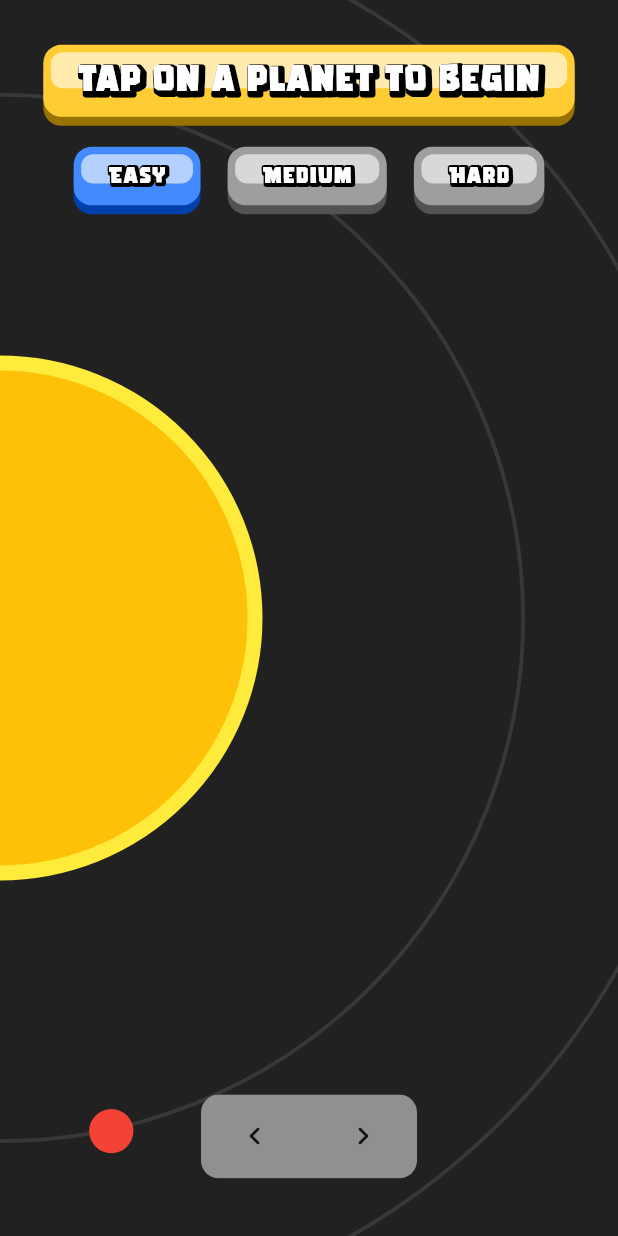
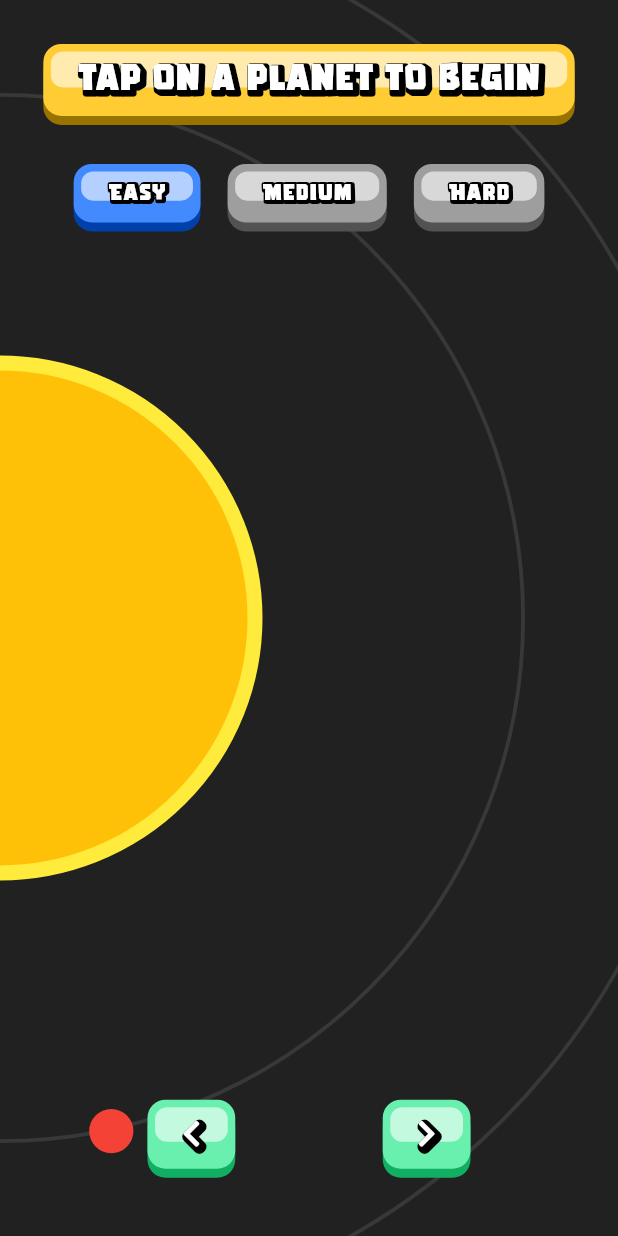
Before and after one commit to jyotirmoy-paul/planets, a Flutter app: the screen it shows after launch, on a phone screen of 412 x 824 dp. Run offline on Flutter 3.47's test engine with Material 2 defaults, Android fonts, the phone set to English and light mode, and no system bars; our stand-ins replace bloc, equatable, flutter_bloc, font_awesome_flutter, gap, rive.

Commit message:
adds stylized icons & improves UI

```diff
--- a/lib/dashboard/view/dashboard_page.dart
+++ b/lib/dashboard/view/dashboard_page.dart
@@ -82,19 +82,20 @@ class _DashboardViewState extends State<_DashboardView>
     }
 
     return Scaffold(
+      backgroundColor: Colors.grey[900],
       body: SafeArea(
-        child: Container(
-          color: Colors.grey[900],
-          width: size.width,
-          height: size.height,
+        child: SizedBox.fromSize(
+          size: size,
           child: Stack(
             children: [
               // solar system
               ResponsiveLayoutBuilder(
                 small: (_, Widget? child) => _DashboardPageSmall(child: child!),
-                medium: (_, Widget? child) => _DashboardPageMedium(child: child!),
+                medium: (_, Widget? child) =>
+                    _DashboardPageMedium(child: child!),
                 large: (_, Widget? child) => child!,
-                child: (_) => _DashboardPageLarge(state: state as DashboardReady),
+                child: (_) =>
+                    _DashboardPageLarge(state: state as DashboardReady),
               ),
 
               // header
@@ -199,8 +200,10 @@ class _ScrollableSolarSystemState extends State<_ScrollableSolarSystem> {
           controller: _controller,
           physics: const ClampingScrollPhysics(),
           scrollDirection: Axis.horizontal,
-          child:
-              SizedBox(width: AppBreakpoints.medium, child: widget.solarSystem),
+          child: SizedBox(
+            width: AppBreakpoints.medium,
+            child: widget.solarSystem,
+          ),
         ),
 
         // control buttons
--- a/lib/dashboard/widgets/header_widget.dart
+++ b/lib/dashboard/widgets/header_widget.dart
@@ -45,7 +45,7 @@ class HeaderWidget extends StatelessWidget {
           ),
 
           // gap
-          const Gap(20.0),
+          const Gap(32.0),
 
           // level selection
           BlocBuilder<LevelSelectionCubit, LevelSelectionState>(
--- a/lib/dashboard/widgets/scroll_buttons.dart
+++ b/lib/dashboard/widgets/scroll_buttons.dart
@@ -1,7 +1,8 @@
-import 'dart:ui';
-
 import 'package:flutter/material.dart';
-import 'package:gap/gap.dart';
+import 'package:font_awesome_flutter/font_awesome_flutter.dart';
+import 'package:planets/global/stylized_button.dart';
+import 'package:planets/global/stylized_container.dart';
+import 'package:planets/global/stylized_icon.dart';
 import '../../layout/utils/responsive_layout_builder.dart';
 
 class ScrollButtons extends StatelessWidget {
@@ -16,52 +17,51 @@ class ScrollButtons extends StatelessWidget {
 
   @override
   Widget build(BuildContext context) {
-    return ClipRRect(
-      borderRadius: BorderRadius.circular(12.0),
-      child: BackdropFilter(
-        filter: ImageFilter.blur(sigmaX: 12.0, sigmaY: 12.0),
-        child: Container(
-          padding: const EdgeInsets.symmetric(horizontal: 12.0, vertical: 4.0),
-          decoration: BoxDecoration(color: Colors.white.withOpacity(0.50)),
-          child: Row(
-            mainAxisSize: MainAxisSize.min,
+    return Row(
+      mainAxisAlignment: MainAxisAlignment.spaceEvenly,
       children: [
         // previous button
         ResponsiveLayoutBuilder(
-                small: (_, __) => IconButton(
-                  iconSize: 24.0,
+          small: (_, Widget? child) => child!,
+          medium: (_, Widget? child) => child!,
+          large: (_, __) => const SizedBox.shrink(),
+          child: (layoutSize) {
+            final isSmall = layoutSize == ResponsiveLayoutSize.small;
+
+            return StylizedButton(
               onPressed: onPrevious,
-                  icon: const Icon(Icons.chevron_left_rounded),
+              child: StylizedContainer(
+                color: Colors.greenAccent,
+                child: StylizedIcon(
+                  icon: FontAwesomeIcons.chevronLeft,
+                  size: isSmall ? 20.0 : 24.0,
                 ),
-                medium: (_, __) => IconButton(
-                  iconSize: 32.0,
-                  onPressed: onPrevious,
-                  icon: const Icon(Icons.chevron_left_rounded),
               ),
-                large: (_, __) => const SizedBox.shrink(),
+            );
+          },
         ),
-
-              // gap
-              const Gap(24.0),
 
         // next button
         ResponsiveLayoutBuilder(
-                small: (_, __) => IconButton(
-                  iconSize: 24.0,
+          small: (_, Widget? child) => child!,
+          medium: (_, Widget? child) => child!,
+          large: (_, __) => const SizedBox.shrink(),
+          child: (layoutSize) {
+            final isSmall = layoutSize == ResponsiveLayoutSize.small;
+
+            return StylizedButton(
               onPressed: onNext,
-                  icon: const Icon(Icons.chevron_right_rounded),
-                ),
-                medium: (_, __) => IconButton(
-                  iconSize: 32.0,
-                  onPressed: onNext,
-                  icon: const Icon(Icons.chevron_right_rounded),
-                ),
-                large: (_, __) => const SizedBox.shrink(),
-              ),
-            ],
-          ),
+              child: StylizedContainer(
+                color: Colors.greenAccent,
+                child: StylizedIcon(
+                  icon: FontAwesomeIcons.chevronRight,
+                  size: isSmall ? 20.0 : 24.0,
                 ),
               ),
             );
+          },
+        ),
+      ],
+    );
   }
 }
--- /dev/null
+++ b/lib/global/stylized_icon.dart
@@ -0,0 +1,34 @@
+import 'package:flutter/material.dart';
+import 'package:planets/global/stylized_text.dart';
+
+class StylizedIcon extends StatelessWidget {
+  final IconData icon;
+  final double size;
+  final double strokeWidth;
+  final double offset;
+
+  const StylizedIcon({
+    Key? key,
+    required this.icon,
+    this.size = 24.0,
+    this.strokeWidth = 6.0,
+    this.offset = 2.0,
+  }) : super(key: key);
+
+  @override
+  Widget build(BuildContext context) {
+    return StylizedText(
+      text: String.fromCharCode(icon.codePoint),
+      strokeWidth: strokeWidth,
+      offset: offset,
+      style: TextStyle(
+        inherit: false,
+        color: Colors.white,
+        fontSize: size,
+        fontWeight: FontWeight.bold,
+        fontFamily: icon.fontFamily,
+        package: icon.fontPackage,
+      ),
+    );
+  }
+}
--- a/lib/global/stylized_text.dart
+++ b/lib/global/stylized_text.dart
@@ -9,6 +9,7 @@ class StylizedText extends StatelessWidget {
   final double strokeWidth;
   final double fontSize;
   final double offset;
+  final TextStyle? style;
 
   const StylizedText({
     Key? key,
@@ -18,6 +19,7 @@ class StylizedText extends StatelessWidget {
     this.strokeWidth = 6.0,
     this.fontSize = 16.0,
     this.offset = 2.0,
+    this.style,
   }) : super(key: key);
 
   @override
@@ -28,11 +30,12 @@ class StylizedText extends StatelessWidget {
       strokeColor: strokeColor,
       child: Text(
         text,
-        style: TextStyle(
-          color: textColor,
-          fontSize: fontSize,
-          letterSpacing: 1.2,
-        ),
+        style: style ??
+            TextStyle(
+              color: textColor,
+              fontSize: fontSize,
+              letterSpacing: 1.2,
+            ),
       ),
     );
   }
--- a/lib/puzzle/view/puzzle_page.dart
+++ b/lib/puzzle/view/puzzle_page.dart
@@ -71,8 +71,11 @@ class _PuzzleView extends StatelessWidget {
 
                 // main body
                 SingleChildScrollView(
+                  physics: const BouncingScrollPhysics(),
                   child: ConstrainedBox(
-                    constraints: BoxConstraints(minHeight: constraints.maxHeight),
+                    constraints: BoxConstraints(
+                      minHeight: constraints.maxHeight,
+                    ),
                     child: Column(
                       crossAxisAlignment: CrossAxisAlignment.start,
                       children: const [
--- a/lib/puzzle/widgets/puzzle_header.dart
+++ b/lib/puzzle/widgets/puzzle_header.dart
@@ -1,10 +1,9 @@
 import 'package:flutter/material.dart';
-import 'package:flutter_bloc/flutter_bloc.dart';
+import 'package:font_awesome_flutter/font_awesome_flutter.dart';
 import 'package:gap/gap.dart';
+import 'package:planets/global/stylized_icon.dart';
 import '../../global/stylized_button.dart';
 import '../../global/stylized_text.dart';
-import '../../utils/app_logger.dart';
-import '../../dashboard/cubit/planet_selection_cubit.dart';
 import '../../global/stylized_container.dart';
 import '../../layout/utils/responsive_layout_builder.dart';
 import '../../resource/app_string.dart';
@@ -14,10 +13,6 @@ class PuzzleHeader extends StatelessWidget {
 
   @override
   Widget build(BuildContext context) {
-    final selectedPlanet = context.read<PlanetSelectionCubit>().planet;
-    final titleText =
-        selectedPlanet == null ? AppString.dashboard : AppString.solarSystem;
-
     return ResponsiveLayoutBuilder(
       small: (_, Widget? child) => child!,
       medium: (_, Widget? child) => child!,
@@ -32,11 +27,22 @@ class PuzzleHeader extends StatelessWidget {
             onPressed: () => Navigator.pop(context),
             child: StylizedContainer(
               color: Colors.redAccent,
-              child: StylizedText(
-                text: 'Back to Solar System',
-                strokeWidth: isSmall ? 5.0 : 6.0,
-                offset: isSmall ? 1.0 : 2.0,
-                fontSize: isSmall ? 18.0 : 24.0,
+              child: Row(
+                mainAxisSize: MainAxisSize.min,
+                children: [
+                  StylizedIcon(
+                    icon: FontAwesomeIcons.chevronLeft,
+                    size: isSmall ? 18.0 : 24.0,
+                    offset: isSmall ? 1.0 : 2.0,
+                  ),
+                  isSmall ? const Gap(12.0) : const Gap(24.0),
+                  StylizedText(
+                    text: AppString.solarSystem,
+                    strokeWidth: isSmall ? 5.0 : 6.0,
+                    offset: isSmall ? 1.0 : 2.0,
+                    fontSize: isSmall ? 18.0 : 22.0,
+                  ),
+                ],
               ),
             ),
           ),
--- a/lib/puzzles/planet/widgets/planet_puzzle_info.dart
+++ b/lib/puzzles/planet/widgets/planet_puzzle_info.dart
@@ -50,7 +50,7 @@ class PlanetPuzzleInfo extends StatelessWidget {
                 style: TextStyle(
                   color: Colors.white,
                   fontSize: isSmall
-                      ? 18.0
+                      ? 16.0
                       : isLarge
                           ? 24.0
                           : 20.0,
--- a/pubspec.yaml
+++ b/pubspec.yaml
@@ -15,6 +15,7 @@ dependencies:
   flutter:
     sdk: flutter
   flutter_bloc: ^8.0.1
+  font_awesome_flutter: ^9.2.0
   gap: ^2.0.0
   rive: ^0.8.1
 
```
Also changed, not shown: pubspec.lock. Lines whose indentation alone changed are shown as unchanged.
